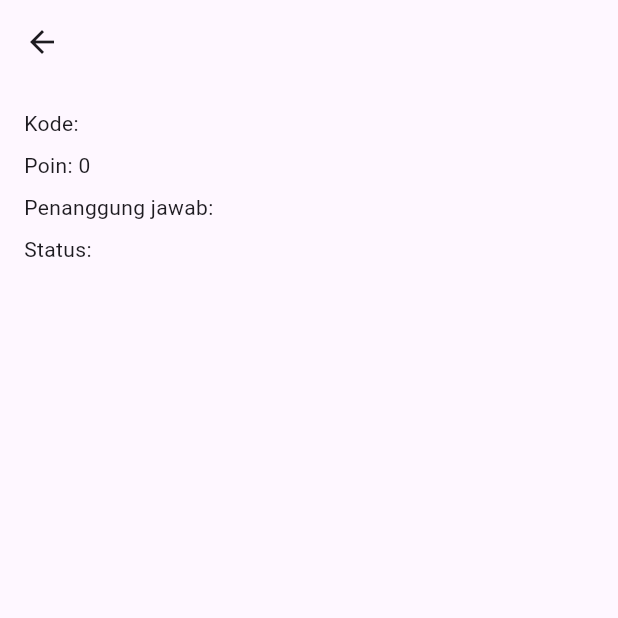
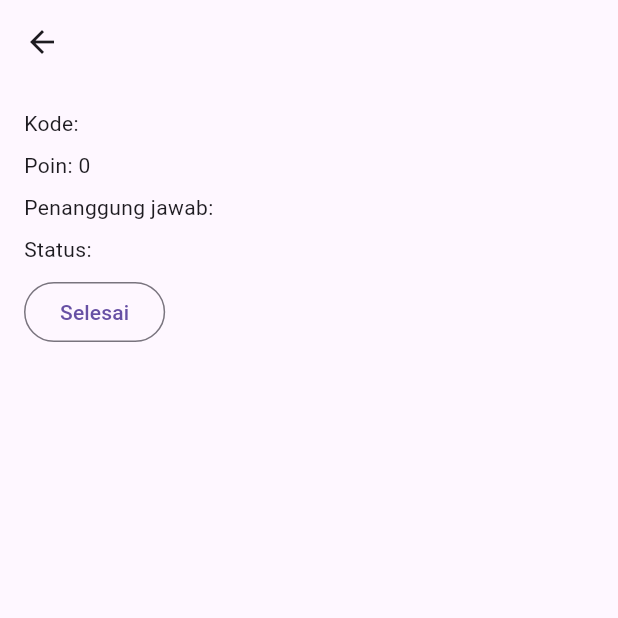
Before and after one commit to Rofidevv/pbp-studio-243401009, a Flutter app: the DetailKartu screen opened directly with empty values, on a phone screen of 412 x 824 dp, the top half of it. Run offline on Flutter 3.47's test engine with Material 3 defaults, Android fonts, the phone set to English and light mode, and no system bars; network calls fail.

Commit message:
studio(p09): B1 tombol selesai

```diff
--- a/guyub/lib/detail_kartu.dart
+++ b/guyub/lib/detail_kartu.dart
@@ -41,6 +41,13 @@ class DetailKartu extends StatelessWidget {
                 child: Text('Pindah ke $berikutnya'),
               ),
             // B1: tombol Selesai ditulis di sini.
+            OutlinedButton(
+              onPressed: () {
+                context.read<PapanModel>().ubahStatus(item.kode, 'Done');
+                Navigator.pop(context, true);
+              },
+              child: const Text('Selesai'),
+            )
           ],
         ),
       ),
```
